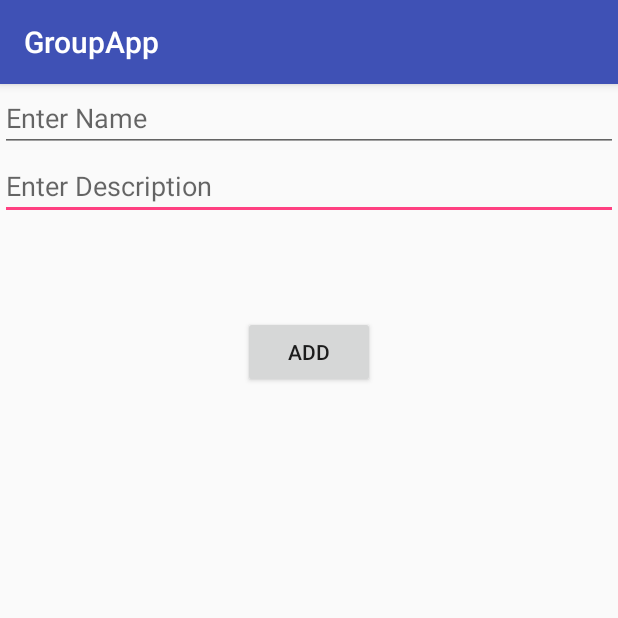
After one commit to Lyle-Stevenson/YouDoApp, an Android app: the AddEventActivity screen opened directly, with no data from a screen before it, on a phone screen of 412 x 824 dp, the top half of it. The commit adds this screen. Run offline under Robolectric (Android 15) with nearby library versions, the phone set to English and light mode, and no system bars.

Commit message:
Calendar Event add started

```diff
--- a/app/build.gradle
+++ b/app/build.gradle
@@ -33,4 +33,7 @@ dependencies {
     implementation 'com.firebaseui:firebase-ui-database:2.3.0'
 }
 
+
+
+
 apply plugin: 'com.google.gms.google-services'
--- /dev/null
+++ b/app/src/main/java/com/youdo/AddEventActivity.java
@@ -0,0 +1,55 @@
+package com.youdo;
+
+import android.content.Intent;
+import android.support.v7.app.AppCompatActivity;
+import android.os.Bundle;
+import android.view.View;
+import android.widget.AdapterView;
+import android.widget.ArrayAdapter;
+import android.widget.EditText;
+import android.widget.Spinner;
+
+import java.text.SimpleDateFormat;
+
+public class AddEventActivity extends AppCompatActivity {
+
+    private DatabaseHelper database; //referes to database
+    EditText editName;
+    EditText editDescription;
+
+    @Override
+    protected void onCreate(Bundle savedInstanceState) {
+        super.onCreate(savedInstanceState);
+        setContentView(R.layout.activity_add_event);
+        //Gets reference to the database
+        database = new DatabaseHelper(this);
+
+    }
+
+
+    //When add event buttion is clicked
+
+    public void addButtonClicked(View view) {
+
+        //adds reference to the text box on activity
+        editName = (EditText) findViewById(R.id.editName);
+
+        //Returns the name to the text in the box
+        String name = editName.getText().toString();
+
+        //adds reference to the text box on activity
+        editDescription = (EditText) findViewById(R.id.editDescription);
+
+        //Returns the name to the text in the box
+        String description = editDescription.getText().toString();
+
+
+        Event newEvent = new Event(name, description);
+
+        database.addEvent(newEvent);
+
+        Intent Calendar = new Intent(AddEventActivity.this, CalendarActivity.class);
+        startActivity(Calendar);
+    }
+
+}
--- a/app/src/main/java/com/youdo/TodoRecyclerAdapter.java
+++ b/app/src/main/java/com/youdo/TodoRecyclerAdapter.java
@@ -24,8 +24,6 @@ public class TodoRecyclerAdapter extends RecyclerView.Adapter<TodoRecyclerAdapte
     public TodoRecyclerAdapter(ArrayList<Todo> listTasks, Context mContext) {
         this.listTasks = listTasks;
         this.mContext = mContext;
-
-
     }
 
     public class TodoViewHolder extends RecyclerView.ViewHolder {
--- /dev/null
+++ b/app/src/main/res/layout/activity_add_event.xml
@@ -0,0 +1,32 @@
+<?xml version="1.0" encoding="utf-8"?>
+<RelativeLayout xmlns:android="http://schemas.android.com/apk/res/android"
+    xmlns:app="http://schemas.android.com/apk/res-auto"
+    xmlns:tools="http://schemas.android.com/tools"
+    android:layout_width="match_parent"
+    android:layout_height="match_parent"
+    tools:context="com.youdo.AddEventActivity">
+
+    <EditText
+        android:id="@+id/editDescription"
+        android:layout_width="match_parent"
+        android:layout_height="wrap_content"
+        android:layout_alignParentStart="true"
+        android:layout_below="@+id/editName"
+        android:hint="Enter Description" />
+
+    <EditText
+        android:id="@+id/editName"
+        android:layout_width="match_parent"
+        android:layout_height="wrap_content"
+        android:hint="Enter Name" />
+
+    <Button
+        android:id="@+id/buttonAddEvent"
+        android:layout_width="wrap_content"
+        android:layout_height="wrap_content"
+        android:layout_below="@+id/editDescription"
+        android:layout_centerHorizontal="true"
+        android:layout_marginTop="64dp"
+        android:text="Add" />
+
+</RelativeLayout>
--- a/app/src/main/res/values/strings.xml
+++ b/app/src/main/res/values/strings.xml
@@ -1,11 +1,12 @@
 <resources>
     <string name="app_name">GroupApp</string>
     <string name="title_activity_todo">TodoActivity</string>
-<string-array name= "categories">
+    <string-array name="categories">
         <item>Home</item>
         <item>Work</item>
         <item>Gym</item>
         <item>Random</item>
         <item>Custom</item>
     </string-array>
+    <string name="title_activity_schedule">Schedule</string>
 </resources>
```
Also changed, not shown: app/src/main/AndroidManifest.xml (+11 -2 lines), app/src/main/java/com/youdo/AddToScheduleActivity.java (added, +13 -0 lines), app/src/main/java/com/youdo/AddtaskActivity.java (+1 -7 lines), app/src/main/java/com/youdo/CalendarActivity.java (+35 -0 lines), app/src/main/java/com/youdo/DatabaseHelper.java (+20 -2 lines), app/src/main/java/com/youdo/Event.java (added, +34 -0 lines), app/src/main/java/com/youdo/Schedule.java (added, +29 -0 lines), app/src/main/java/com/youdo/TodoActivity.java (+0 -23 lines), app/src/main/res/layout/activity_add_to_schedule.xml (added, +70 -0 lines), app/src/main/res/layout/activity_addtask.xml (+4 -3 lines), app/src/main/res/layout/activity_calendar.xml (+22 -2 lines), app/src/main/res/layout/activity_schedule.xml (added, +33 -0 lines), app/src/main/res/layout/content_schedule.xml (added, +11 -0 lines), app/src/main/res/layout/event_row.xml (added, +55 -0 lines). Lines whose indentation alone changed are shown as unchanged.
